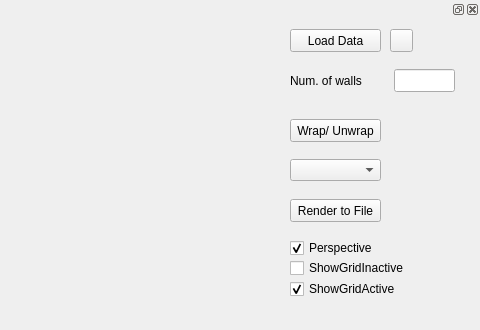
Old version of the form Visualizer.ui in the repository RaduAlexandru/PLY_Visualizer; both pictures show x 194 to 674 and y 0 to 330 of the 674 by 674 pixel window.
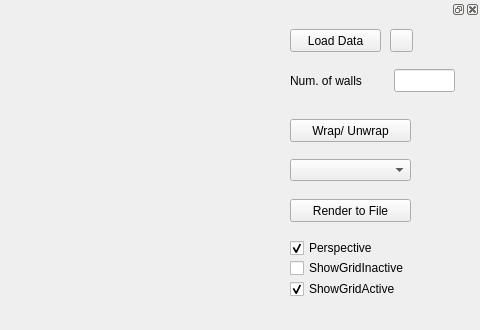
New version of the form. Custom widgets are drawn as their Qt base class.

What changed in the file:
```diff
--- a/Visualizer.ui
+++ b/Visualizer.ui
@@ -90,7 +90,7 @@
       <rect>
        <x>10</x>
        <y>100</y>
-       <width>91</width>
+       <width>121</width>
        <height>23</height>
       </rect>
      </property>
@@ -103,7 +103,7 @@
       <rect>
        <x>10</x>
        <y>140</y>
-       <width>91</width>
+       <width>121</width>
        <height>22</height>
       </rect>
      </property>
@@ -211,7 +211,7 @@
       <rect>
        <x>10</x>
        <y>180</y>
-       <width>91</width>
+       <width>121</width>
        <height>23</height>
       </rect>
      </property>
```
